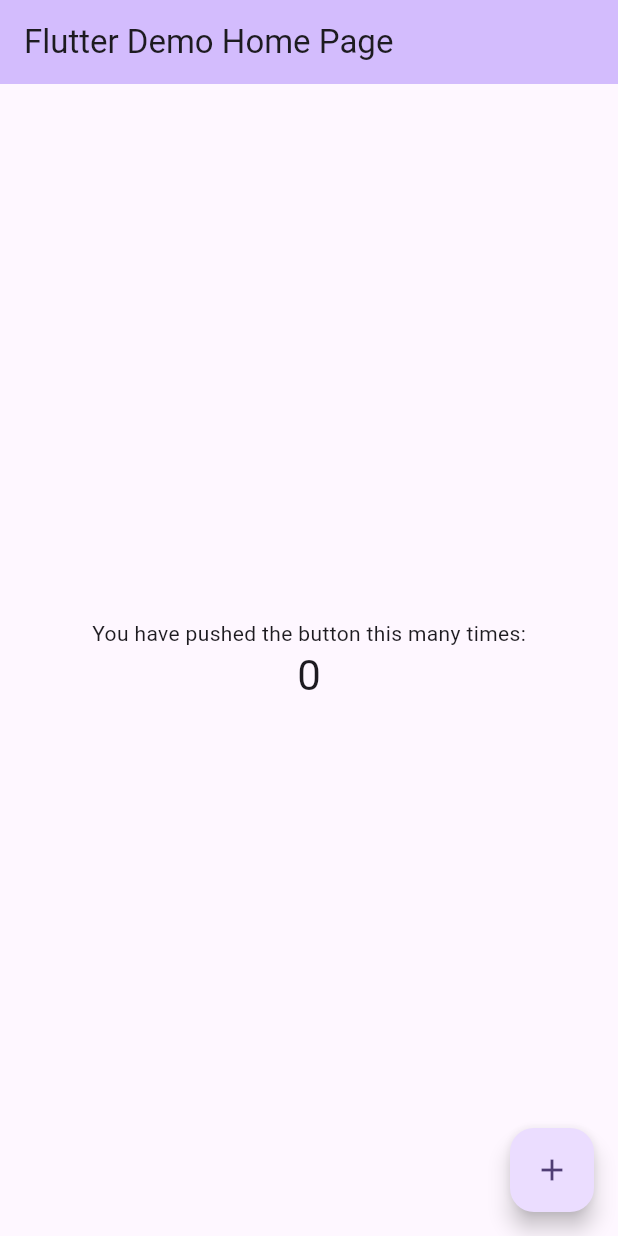
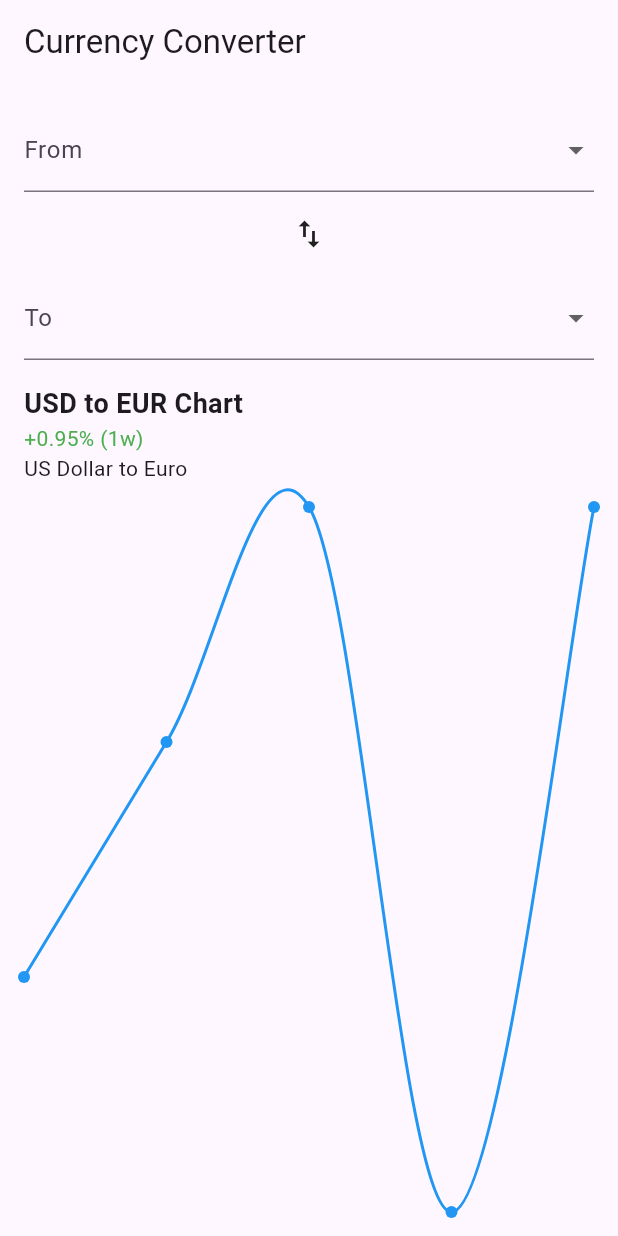
Before and after one commit to patrick-ngo/currency-exchange, a Flutter app: the screen it shows after launch, on a phone screen of 412 x 824 dp. Run offline on Flutter 3.47's test engine with Material 3 defaults, Android fonts, the light colour scheme and no system bars; drawn by our look-alikes of fl_chart.

Commit message:
[CURR-2] Setup UI skeleton

```diff
--- /dev/null
+++ b/lib/currency_exchange_screen/currency_exchange_screen.dart
@@ -0,0 +1,26 @@
+import 'package:flutter/material.dart';
+import 'package:currency_exchange/currency_exchange_screen/view/currency_chart_view.dart';
+import 'package:currency_exchange/currency_exchange_screen/view/currency_selection_view.dart';
+
+class CurrencyConverterScreen extends StatelessWidget {
+  const CurrencyConverterScreen({super.key});
+
+  @override
+  Widget build(BuildContext context) {
+    return Scaffold(
+      appBar: AppBar(
+        title: Text('Currency Converter'),
+      ),
+      body: Padding(
+        padding: const EdgeInsets.all(16.0),
+        child: Column(
+          children: [
+            CurrencySelectionView(),
+            SizedBox(height: 16),
+            CurrencyChartView(),
+          ],
+        ),
+      ),
+    );
+  }
+}
--- /dev/null
+++ b/lib/currency_exchange_screen/view/currency_chart_view.dart
@@ -0,0 +1,93 @@
+import 'package:flutter/material.dart';
+import 'package:fl_chart/fl_chart.dart';
+
+class CurrencyChartView extends StatefulWidget {
+  @override
+  _CurrencyChartViewState createState() => _CurrencyChartViewState();
+}
+
+class _CurrencyChartViewState extends State<CurrencyChartView> {
+  double? _touchedValue;
+
+  @override
+  Widget build(BuildContext context) {
+    return Expanded(
+      child: Column(
+        crossAxisAlignment: CrossAxisAlignment.start,
+        children: [
+          Text(
+            'USD to EUR Chart',
+            style: TextStyle(fontSize: 18, fontWeight: FontWeight.bold),
+          ),
+          Text(
+            '+0.95% (1w)',
+            style: TextStyle(color: Colors.green),
+          ),
+          Text('US Dollar to Euro'),
+          SizedBox(height: 16),
+          Expanded(
+            child: LineChart(
+              LineChartData(
+                gridData: FlGridData(show: false),
+                titlesData: FlTitlesData(show: false),
+                borderData: FlBorderData(show: false),
+                lineBarsData: [
+                  LineChartBarData(
+                    spots: [
+                      FlSpot(0, 0.92),
+                      FlSpot(1, 0.93),
+                      FlSpot(2, 0.94),
+                      FlSpot(3, 0.91),
+                      FlSpot(4, 0.94),
+                    ],
+                    isCurved: true,
+                    colors: [Colors.blue],
+                    barWidth: 2,
+                    belowBarData: BarAreaData(show: false),
+                  ),
+                ],
+                lineTouchData: LineTouchData(
+                  touchTooltipData: LineTouchTooltipData(
+                    tooltipBgColor: Colors.blueAccent,
+                    getTooltipItems: (List<LineBarSpot> touchedSpots) {
+                      return touchedSpots.map((LineBarSpot touchedSpot) {
+                        return LineTooltipItem(
+                          '${touchedSpot.y}',
+                          const TextStyle(
+                            color: Colors.white,
+                            fontWeight: FontWeight.bold,
+                          ),
+                        );
+                      }).toList();
+                    },
+                  ),
+                  touchCallback:
+                      (FlTouchEvent event, LineTouchResponse? touchResponse) {
+                    setState(() {
+                      if (touchResponse != null &&
+                          touchResponse.lineBarSpots != null &&
+                          touchResponse.lineBarSpots!.isNotEmpty) {
+                        _touchedValue = touchResponse.lineBarSpots![0].y;
+                      } else {
+                        _touchedValue = null;
+                      }
+                    });
+                  },
+                  handleBuiltInTouches: true,
+                ),
+              ),
+            ),
+          ),
+          if (_touchedValue != null)
+            Padding(
+              padding: const EdgeInsets.all(8.0),
+              child: Text(
+                'Selected Value: $_touchedValue',
+                style: TextStyle(fontSize: 16, fontWeight: FontWeight.bold),
+              ),
+            ),
+        ],
+      ),
+    );
+  }
+}
--- /dev/null
+++ b/lib/currency_exchange_screen/view/currency_selection_view.dart
@@ -0,0 +1,30 @@
+import 'package:flutter/material.dart';
+
+class CurrencySelectionView extends StatelessWidget {
+  @override
+  Widget build(BuildContext context) {
+    return Column(
+      children: [
+        DropdownButtonFormField<String>(
+          decoration: InputDecoration(labelText: 'From'),
+          items: [
+            DropdownMenuItem(child: Text('USD - US Dollar'), value: 'USD'),
+            // Add more currencies as needed
+          ],
+          onChanged: (value) {},
+        ),
+        SizedBox(height: 16),
+        Icon(Icons.swap_vert),
+        SizedBox(height: 16),
+        DropdownButtonFormField<String>(
+          decoration: InputDecoration(labelText: 'To'),
+          items: [
+            DropdownMenuItem(child: Text('EUR - Euro'), value: 'EUR'),
+            // Add more currencies as needed
+          ],
+          onChanged: (value) {},
+        ),
+      ],
+    );
+  }
+}
--- a/lib/main.dart
+++ b/lib/main.dart
@@ -1,125 +1,15 @@
 import 'package:flutter/material.dart';
+import 'package:currency_exchange/currency_exchange_screen/currency_exchange_screen.dart';
 
 void main() {
-  runApp(const MyApp());
+  runApp(CurrencyConverterApp());
 }
 
-class MyApp extends StatelessWidget {
-  const MyApp({super.key});
-
-  // This widget is the root of your application.
+class CurrencyConverterApp extends StatelessWidget {
   @override
   Widget build(BuildContext context) {
     return MaterialApp(
-      title: 'Flutter Demo',
-      theme: ThemeData(
-        // This is the theme of your application.
-        //
-        // TRY THIS: Try running your application with "flutter run". You'll see
-        // the application has a purple toolbar. Then, without quitting the app,
-        // try changing the seedColor in the colorScheme below to Colors.green
-        // and then invoke "hot reload" (save your changes or press the "hot
-        // reload" button in a Flutter-supported IDE, or press "r" if you used
-        // the command line to start the app).
-        //
-        // Notice that the counter didn't reset back to zero; the application
-        // state is not lost during the reload. To reset the state, use hot
-        // restart instead.
-        //
-        // This works for code too, not just values: Most code changes can be
-        // tested with just a hot reload.
-        colorScheme: ColorScheme.fromSeed(seedColor: Colors.deepPurple),
-        useMaterial3: true,
-      ),
-      home: const MyHomePage(title: 'Flutter Demo Home Page'),
+      home: CurrencyConverterScreen(),
     );
   }
 }
-
-class MyHomePage extends StatefulWidget {
-  const MyHomePage({super.key, required this.title});
-
-  // This widget is the home page of your application. It is stateful, meaning
-  // that it has a State object (defined below) that contains fields that affect
-  // how it looks.
-
-  // This class is the configuration for the state. It holds the values (in this
-  // case the title) provided by the parent (in this case the App widget) and
-  // used by the build method of the State. Fields in a Widget subclass are
-  // always marked "final".
-
-  final String title;
-
-  @override
-  State<MyHomePage> createState() => _MyHomePageState();
-}
-
-class _MyHomePageState extends State<MyHomePage> {
-  int _counter = 0;
-
-  void _incrementCounter() {
-    setState(() {
-      // This call to setState tells the Flutter framework that something has
-      // changed in this State, which causes it to rerun the build method below
-      // so that the display can reflect the updated values. If we changed
-      // _counter without calling setState(), then the build method would not be
-      // called again, and so nothing would appear to happen.
-      _counter++;
-    });
-  }
-
-  @override
-  Widget build(BuildContext context) {
-    // This method is rerun every time setState is called, for instance as done
-    // by the _incrementCounter method above.
-    //
-    // The Flutter framework has been optimized to make rerunning build methods
-    // fast, so that you can just rebuild anything that needs updating rather
-    // than having to individually change instances of widgets.
-    return Scaffold(
-      appBar: AppBar(
-        // TRY THIS: Try changing the color here to a specific color (to
-        // Colors.amber, perhaps?) and trigger a hot reload to see the AppBar
-        // change color while the other colors stay the same.
-        backgroundColor: Theme.of(context).colorScheme.inversePrimary,
-        // Here we take the value from the MyHomePage object that was created by
-        // the App.build method, and use it to set our appbar title.
-        title: Text(widget.title),
-      ),
-      body: Center(
-        // Center is a layout widget. It takes a single child and positions it
-        // in the middle of the parent.
-        child: Column(
-          // Column is also a layout widget. It takes a list of children and
-          // arranges them vertically. By default, it sizes itself to fit its
-          // children horizontally, and tries to be as tall as its parent.
-          //
-          // Column has various properties to control how it sizes itself and
-          // how it positions its children. Here we use mainAxisAlignment to
-          // center the children vertically; the main axis here is the vertical
-          // axis because Columns are vertical (the cross axis would be
-          // horizontal).
-          //
-          // TRY THIS: Invoke "debug painting" (choose the "Toggle Debug Paint"
-          // action in the IDE, or press "p" in the console), to see the
-          // wireframe for each widget.
-          mainAxisAlignment: MainAxisAlignment.center,
-          children: <Widget>[
-            const Text(
-              'You have pushed the button this many times:',
-            ),
-            Text(
-              '$_counter',
-              style: Theme.of(context).textTheme.headlineMedium,
-            ),
-          ],
-        ),
-      ),
-      floatingActionButton: FloatingActionButton(
-        onPressed: _incrementCounter,
-        tooltip: 'Increment',
-        child: const Icon(Icons.add),
-      ), // This trailing comma makes auto-formatting nicer for build methods.
-    );
-  }
-}
--- a/pubspec.yaml
+++ b/pubspec.yaml
@@ -30,6 +30,9 @@ environment:
 dependencies:
   flutter:
     sdk: flutter
+
+  # For charts
+  fl_chart: ^0.40.0
 
 
   # The following adds the Cupertino Icons font to your application.
```
Also changed, not shown: pubspec.lock.
